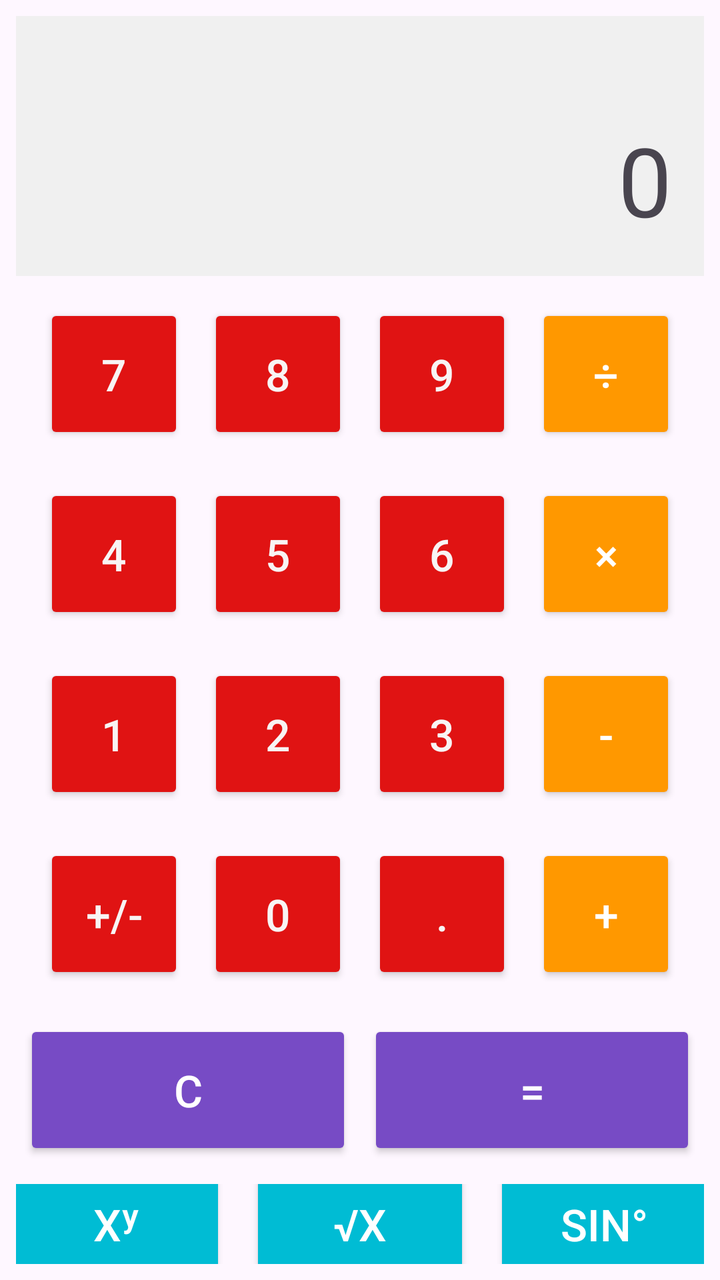
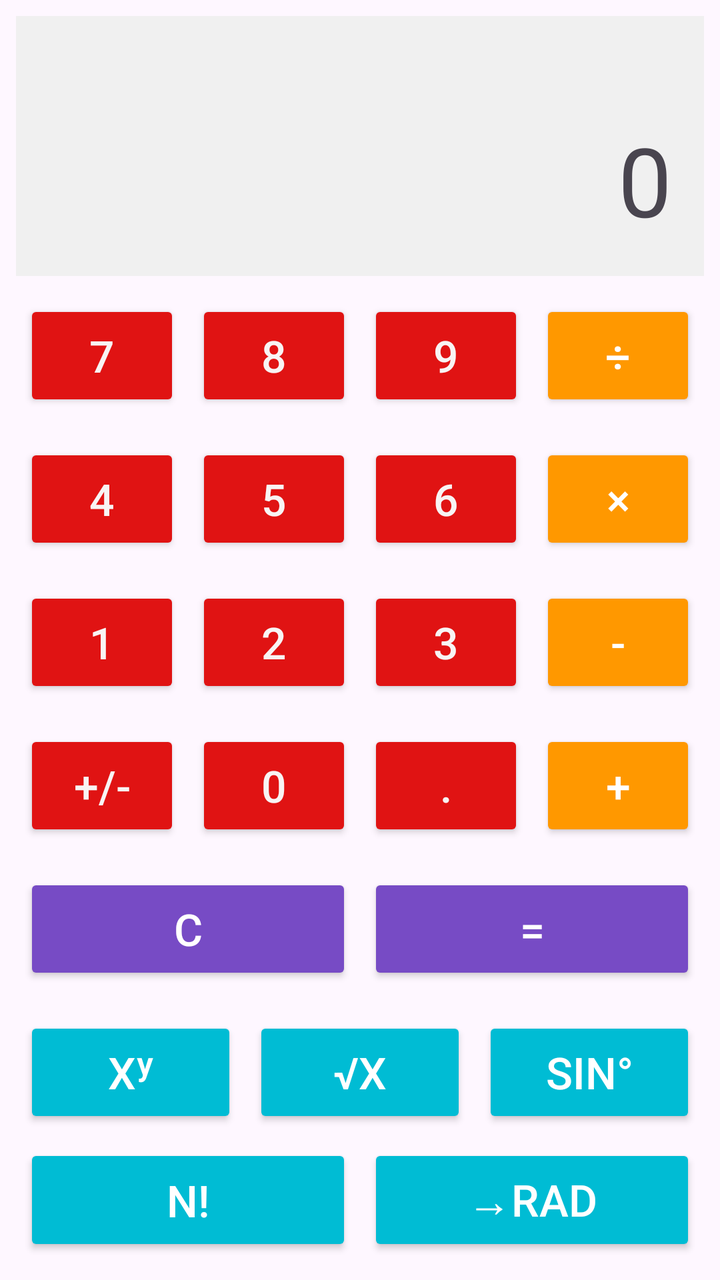

An Android layout rendered at two revisions. The XML below is the earlier revision; the diff shows what the commit changed to produce the second picture.
<!-- AndroidManifest.xml: application theme Theme.Demo_Calculadora -->
<!-- res/layout/fragment_cientifica.xml -->
<?xml version="1.0" encoding="utf-8"?>
<LinearLayout xmlns:android="http://schemas.android.com/apk/res/android"
    android:layout_width="match_parent"
    android:layout_height="wrap_content"
    android:orientation="vertical"
    android:padding="8dp">

    
    <LinearLayout
        android:layout_width="match_parent"
        android:layout_height="130dp"
        android:background="#F0F0F0"
        android:orientation="vertical"
        android:padding="16dp">

        <TextView
            android:id="@+id/expr_display"
            android:layout_width="match_parent"
            android:layout_height="wrap_content"
            android:gravity="end|top"
            android:text=""
            android:textSize="18sp"
            android:textColor="#888888"
            android:maxLines="1"
            android:ellipsize="start" />

        <TextView
            android:id="@+id/resu_display"
            android:layout_width="match_parent"
            android:layout_height="0dp"
            android:layout_weight="1"
            android:gravity="end|bottom"
            android:text="0"
            android:textSize="48sp"
            android:maxLines="1"
            android:ellipsize="start"
            android:autoSizeTextType="uniform"
            android:autoSizeMinTextSize="14sp"
            android:autoSizeMaxTextSize="48sp"/>
    </LinearLayout>

    

    <LinearLayout
        android:layout_width="match_parent"
        android:layout_height="wrap_content"
        android:layout_marginTop="8dp"
        android:gravity="center"
        android:orientation="horizontal">

        <Button
            android:id="@+id/btn_7"
            style="@style/BtnNumero"
            android:text="7" />

        <Button
            android:id="@+id/btn_8"
            style="@style/BtnNumero"
            android:text="8" />

        <Button
            android:id="@+id/btn_9"
            style="@style/BtnNumero"
            android:text="9" />

        <Button
            android:id="@+id/btn_div"
            style="@style/BtnOperador"
            android:text="÷" />
    </LinearLayout>

    
    <LinearLayout
        android:layout_width="match_parent"
        android:layout_height="wrap_content"
        android:layout_marginTop="8dp"
        android:gravity="center"
        android:orientation="horizontal">

        <Button
            android:id="@+id/btn_4"
            style="@style/BtnNumero"
            android:text="4" />

        <Button
            android:id="@+id/btn_5"
            style="@style/BtnNumero"
            android:text="5" />

        <Button
            android:id="@+id/btn_6"
            style="@style/BtnNumero"
            android:text="6" />

        <Button
            android:id="@+id/btn_mul"
            style="@style/BtnOperador"
            android:text="×" />
    </LinearLayout>

    
    <LinearLayout
        android:layout_width="match_parent"
        android:layout_height="wrap_content"
        android:layout_marginTop="8dp"
        android:gravity="center"
        android:orientation="horizontal">

        <Button
            android:id="@+id/btn_1"
            style="@style/BtnNumero"
            android:text="1" />

        <Button
            android:id="@+id/btn_2"
            style="@style/BtnNumero"
            android:text="2" />

        <Button
            android:id="@+id/btn_3"
            style="@style/BtnNumero"
            android:text="3" />

        <Button
            android:id="@+id/btn_res"
            style="@style/BtnOperador"
            android:text="-" />
    </LinearLayout>

    
    <LinearLayout
        android:layout_width="match_parent"
        android:layout_height="wrap_content"
        android:layout_marginTop="8dp"
        android:gravity="center"
        android:orientation="horizontal">

        <Button
            android:id="@+id/btn_negativo"
            style="@style/BtnNumero"
            android:text="+/-" />

        <Button
            android:id="@+id/btn_0"
            style="@style/BtnNumero"
            android:text="0" />

        <Button
            android:id="@+id/btn_punto"
            style="@style/BtnNumero"
            android:text="." />

        <Button
            android:id="@+id/btn_sum"
            style="@style/BtnOperador"
            android:text="+" />
    </LinearLayout>

    
    <LinearLayout
        android:layout_width="match_parent"
        android:layout_height="wrap_content"
        android:layout_marginTop="8dp"
        android:gravity="center"
        android:orientation="horizontal">

        <Button
            android:id="@+id/btn_clear"
            style="@style/BtnEspecial"
            android:layout_width="0dp"
            android:layout_margin="4dp"
            android:layout_weight="1"
            android:text="C" />

        <Button
            android:id="@+id/btn_igual"
            style="@style/BtnEspecial"
            android:layout_width="0dp"
            android:layout_margin="4dp"
            android:layout_weight="1"
            android:text="=" />


    </LinearLayout>

    
    <LinearLayout
        android:id="@+id/Cientificos"
        android:layout_width="match_parent"
        android:layout_height="wrap_content"
        android:layout_marginTop="8dp"
        android:gravity="center"
        android:orientation="vertical">

        
        <LinearLayout
            android:layout_width="match_parent"
            android:layout_height="wrap_content"
            android:gravity="center"
            android:orientation="horizontal">

            <Button
                android:id="@+id/btn_potencia"
                style="@style/BtnCientifico"
                android:text="xʸ" />

            <Button
                android:id="@+id/btn_raiz"
                style="@style/BtnCientifico"
                android:text="√x" />

            <Button
                android:id="@+id/btn_seno"
                style="@style/BtnCientifico"
                android:text="sin°" />

        </LinearLayout>

        
        <LinearLayout
            android:layout_width="match_parent"
            android:layout_height="wrap_content"
            android:gravity="center"
            android:orientation="horizontal">

            <Button
                android:id="@+id/btn_factorial"
                style="@style/BtnCientifico"
                android:text="n!" />

            <Button
                android:id="@+id/btn_grad_rad"
                style="@style/BtnCientifico"
                android:text="→rad" />
        </LinearLayout>

    </LinearLayout>

</LinearLayout>
<!-- resources referenced by this layout -->
<resources>
  <style name="BtnCientifico" parent="BtnNumero">
          <item name="android:layout_width">110dp</item>
          <item name="android:layout_height">60dp</item>
          <item name="android:backgroundTint">#00BCD4</item>
          <item name="android:textColor">#FFFFFF</item>
      </style>
  <style name="BtnEspecial" parent="BtnNumero">
          <item name="android:backgroundTint">#774BC5</item>
          <item name="android:textColor">#FFFFFF</item>
      </style>
  <style name="BtnNumero">
          <item name="android:layout_width">70dp</item>
          <item name="android:layout_height">70dp</item>
          <item name="android:layout_margin">6dp</item>
          <item name="android:textSize">22sp</item>
          <item name="android:backgroundTint">#E01313</item>
          <item name="android:textColor">#F8F4F4</item>
          <item name="cornerRadius">35dp</item>
      </style>
  <style name="BtnOperador" parent="BtnNumero">
          <item name="android:backgroundTint">#FF9800</item>
          <item name="android:textColor">#FFFFFF</item>
      </style>
  <style name="Theme.Demo_Calculadora" parent="Base.Theme.Demo_Calculadora" />
  <style name="Base.Theme.Demo_Calculadora" parent="Theme.Material3.DayNight.NoActionBar">
          
          
      </style>
</resources>

<!-- the commit's change to res/layout/fragment_cientifica.xml (unified diff, before → after) -->
@@ -1,7 +1,8 @@
 <?xml version="1.0" encoding="utf-8"?>
 <LinearLayout xmlns:android="http://schemas.android.com/apk/res/android"
     android:layout_width="match_parent"
-    android:layout_height="wrap_content"
+    android:layout_height="match_parent"
+    android:fitsSystemWindows="true"
     android:orientation="vertical"
     android:padding="8dp">
 
@@ -43,7 +44,8 @@
 
     <LinearLayout
         android:layout_width="match_parent"
-        android:layout_height="wrap_content"
+        android:layout_height="0dp"
+        android:layout_weight="1"
         android:layout_marginTop="8dp"
         android:gravity="center"
         android:orientation="horizontal">
@@ -72,7 +74,8 @@
     
     <LinearLayout
         android:layout_width="match_parent"
-        android:layout_height="wrap_content"
+        android:layout_height="0dp"
+        android:layout_weight="1"
         android:layout_marginTop="8dp"
         android:gravity="center"
         android:orientation="horizontal">
@@ -101,7 +104,8 @@
     
     <LinearLayout
         android:layout_width="match_parent"
-        android:layout_height="wrap_content"
+        android:layout_height="0dp"
+        android:layout_weight="1"
         android:layout_marginTop="8dp"
         android:gravity="center"
         android:orientation="horizontal">
@@ -130,7 +134,8 @@
     
     <LinearLayout
         android:layout_width="match_parent"
-        android:layout_height="wrap_content"
+        android:layout_height="0dp"
+        android:layout_weight="1"
         android:layout_marginTop="8dp"
         android:gravity="center"
         android:orientation="horizontal">
@@ -159,7 +164,8 @@
     
     <LinearLayout
         android:layout_width="match_parent"
-        android:layout_height="wrap_content"
+        android:layout_height="0dp"
+        android:layout_weight="1"
         android:layout_marginTop="8dp"
         android:gravity="center"
         android:orientation="horizontal">
@@ -187,7 +193,8 @@
     <LinearLayout
         android:id="@+id/Cientificos"
         android:layout_width="match_parent"
-        android:layout_height="wrap_content"
+        android:layout_height="0dp"
+        android:layout_weight="2"
         android:layout_marginTop="8dp"
         android:gravity="center"
         android:orientation="vertical">
@@ -195,7 +202,8 @@
         
         <LinearLayout
             android:layout_width="match_parent"
-            android:layout_height="wrap_content"
+            android:layout_height="0dp"
+            android:layout_weight="1"
             android:gravity="center"
             android:orientation="horizontal">
 
@@ -219,7 +227,8 @@
         
         <LinearLayout
             android:layout_width="match_parent"
-            android:layout_height="wrap_content"
+            android:layout_height="0dp"
+            android:layout_weight="1"
             android:gravity="center"
             android:orientation="horizontal">
 
<!-- resource entries referenced after the edit -->
@@ -1,8 +1,6 @@
 <!-- resources referenced by this layout -->
 <resources>
   <style name="BtnCientifico" parent="BtnNumero">
-          <item name="android:layout_width">110dp</item>
-          <item name="android:layout_height">60dp</item>
           <item name="android:backgroundTint">#00BCD4</item>
           <item name="android:textColor">#FFFFFF</item>
       </style>
@@ -11,9 +9,10 @@
           <item name="android:textColor">#FFFFFF</item>
       </style>
   <style name="BtnNumero">
-          <item name="android:layout_width">70dp</item>
-          <item name="android:layout_height">70dp</item>
-          <item name="android:layout_margin">6dp</item>
+          <item name="android:layout_width">0dp</item>
+          <item name="android:layout_height">match_parent</item>
+          <item name="android:layout_weight">1</item>
+          <item name="android:layout_margin">4dp</item>
           <item name="android:textSize">22sp</item>
           <item name="android:backgroundTint">#E01313</item>
           <item name="android:textColor">#F8F4F4</item>
